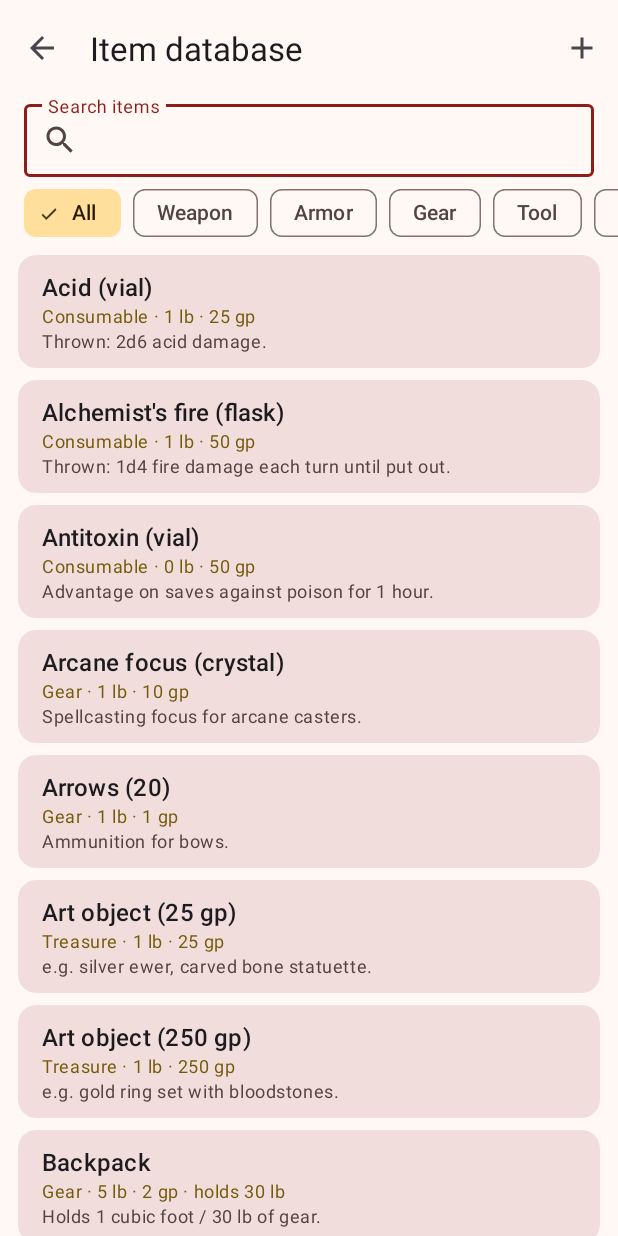
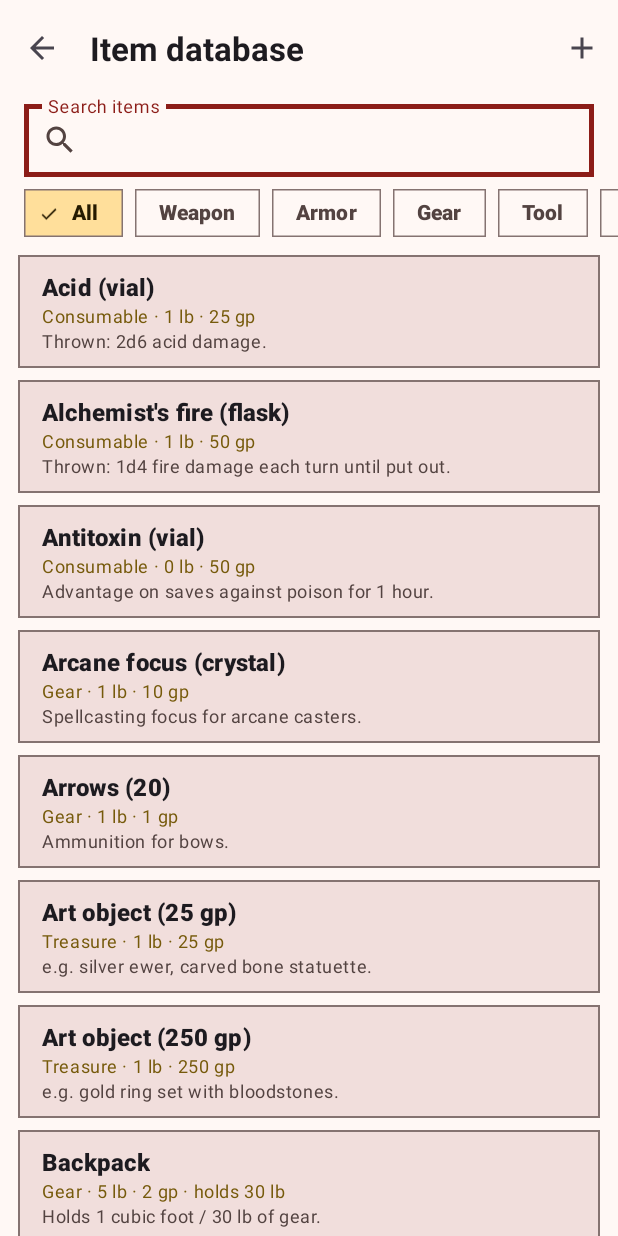
Before and after one commit to BorisNedelchev/MobileApps2026-2401321067, an Android app: the CatalogActivity screen opened directly, with no data from a screen before it, on a phone screen of 412 x 824 dp. Run offline under Robolectric (Android 15) with nearby library versions, the phone set to English and light mode, and no system bars.

Commit message:
UI changes

```diff
--- a/BagOfHolding/app/src/main/res/drawable/bg_avatar.xml
+++ b/BagOfHolding/app/src/main/res/drawable/bg_avatar.xml
@@ -1,4 +1,8 @@
 <?xml version="1.0" encoding="utf-8"?>
-<shape xmlns:android="http://schemas.android.com/apk/res/android" android:shape="oval">
+<!-- Square "block" behind the character's initial -->
+<shape xmlns:android="http://schemas.android.com/apk/res/android" android:shape="rectangle">
     <solid android:color="?attr/colorPrimaryContainer" />
+    <stroke
+        android:width="@dimen/block_stroke"
+        android:color="?attr/colorOnPrimaryContainer" />
 </shape>
--- a/BagOfHolding/app/src/main/res/drawable/bg_badge.xml
+++ b/BagOfHolding/app/src/main/res/drawable/bg_badge.xml
@@ -1,5 +1,7 @@
 <?xml version="1.0" encoding="utf-8"?>
 <shape xmlns:android="http://schemas.android.com/apk/res/android" android:shape="rectangle">
     <solid android:color="?attr/colorSecondaryContainer" />
-    <corners android:radius="8dp" />
+    <stroke
+        android:width="@dimen/block_stroke"
+        android:color="?attr/colorOnSecondaryContainer" />
 </shape>
--- a/BagOfHolding/app/src/main/res/drawable/bg_coin_tile.xml
+++ b/BagOfHolding/app/src/main/res/drawable/bg_coin_tile.xml
@@ -1,5 +1,7 @@
 <?xml version="1.0" encoding="utf-8"?>
 <shape xmlns:android="http://schemas.android.com/apk/res/android" android:shape="rectangle">
     <solid android:color="?attr/colorSurfaceContainerHighest" />
-    <corners android:radius="12dp" />
+    <stroke
+        android:width="@dimen/block_stroke"
+        android:color="?attr/colorOutline" />
 </shape>
--- a/BagOfHolding/app/src/main/res/drawable/ic_coin.xml
+++ b/BagOfHolding/app/src/main/res/drawable/ic_coin.xml
@@ -1,8 +1,8 @@
 <?xml version="1.0" encoding="utf-8"?>
-<!-- Plain coin; the inventory screen tints it per coin type. -->
+<!-- Square coin marker; the inventory screen tints it per coin type. -->
 <shape xmlns:android="http://schemas.android.com/apk/res/android" android:shape="oval">
     <solid android:color="#FFFFFFFF" />
     <stroke
         android:width="1dp"
-        android:color="#33000000" />
+        android:color="#59000000" />
 </shape>
--- a/BagOfHolding/app/src/main/res/layout/activity_catalog.xml
+++ b/BagOfHolding/app/src/main/res/layout/activity_catalog.xml
@@ -21,7 +21,7 @@
 
         <com.google.android.material.textfield.TextInputLayout
             android:id="@+id/inputSearch"
-            style="@style/Widget.Material3.TextInputLayout.OutlinedBox.Dense"
+            style="@style/Widget.BagOfHolding.TextInputLayout.Dense"
             android:layout_width="match_parent"
             android:layout_height="wrap_content"
             android:layout_marginHorizontal="16dp"
--- a/BagOfHolding/app/src/main/res/layout/activity_inventory.xml
+++ b/BagOfHolding/app/src/main/res/layout/activity_inventory.xml
@@ -65,8 +65,8 @@
                     android:layout_height="wrap_content"
                     android:layout_marginVertical="8dp"
                     android:max="100"
-                    app:trackCornerRadius="4dp"
-                    app:trackThickness="8dp" />
+                    app:trackCornerRadius="0dp"
+                    app:trackThickness="12dp" />
 
                 <!-- Purse: tap a coin to add / remove / set -->
                 <LinearLayout
--- a/BagOfHolding/app/src/main/res/layout/activity_share.xml
+++ b/BagOfHolding/app/src/main/res/layout/activity_share.xml
@@ -154,7 +154,7 @@
 
                         <com.google.android.material.button.MaterialButton
                             android:id="@+id/buttonFetch"
-                            style="@style/Widget.Material3.Button.TonalButton"
+                            style="@style/Widget.BagOfHolding.Button.Tonal"
                             android:layout_width="wrap_content"
                             android:layout_height="wrap_content"
                             android:text="@string/share_fetch"
--- a/BagOfHolding/app/src/main/res/layout/dialog_item.xml
+++ b/BagOfHolding/app/src/main/res/layout/dialog_item.xml
@@ -26,7 +26,7 @@
 
         <com.google.android.material.textfield.TextInputLayout
             android:id="@+id/inputCategory"
-            style="@style/Widget.Material3.TextInputLayout.OutlinedBox.ExposedDropdownMenu"
+            style="@style/Widget.BagOfHolding.TextInputLayout.Dropdown"
             android:layout_width="match_parent"
             android:layout_height="wrap_content"
             android:layout_marginTop="8dp"
--- a/BagOfHolding/app/src/main/res/layout/item_catalog.xml
+++ b/BagOfHolding/app/src/main/res/layout/item_catalog.xml
@@ -66,7 +66,7 @@
 
         <com.google.android.material.button.MaterialButton
             android:id="@+id/buttonAdd"
-            style="@style/Widget.Material3.Button.IconButton.Filled.Tonal"
+            style="@style/Widget.BagOfHolding.Button.IconButton.Tonal"
             android:layout_width="wrap_content"
             android:layout_height="wrap_content"
             app:icon="@drawable/ic_add" />
--- a/BagOfHolding/app/src/main/res/layout/item_container.xml
+++ b/BagOfHolding/app/src/main/res/layout/item_container.xml
@@ -52,7 +52,7 @@
         <!-- Hides / shows the items inside the compartment -->
         <com.google.android.material.button.MaterialButton
             android:id="@+id/buttonCollapse"
-            style="@style/Widget.Material3.Button.IconButton"
+            style="@style/Widget.BagOfHolding.Button.IconButton"
             android:layout_width="wrap_content"
             android:layout_height="wrap_content"
             app:icon="@drawable/ic_expand_less"
--- a/BagOfHolding/app/src/main/res/layout/item_filter_chip.xml
+++ b/BagOfHolding/app/src/main/res/layout/item_filter_chip.xml
@@ -1,5 +1,5 @@
 <?xml version="1.0" encoding="utf-8"?>
 <com.google.android.material.chip.Chip xmlns:android="http://schemas.android.com/apk/res/android"
-    style="@style/Widget.Material3.Chip.Filter"
+    style="@style/Widget.BagOfHolding.Chip.Filter"
     android:layout_width="wrap_content"
     android:layout_height="wrap_content" />
--- a/BagOfHolding/app/src/main/res/layout/item_inventory.xml
+++ b/BagOfHolding/app/src/main/res/layout/item_inventory.xml
@@ -49,7 +49,7 @@
 
         <com.google.android.material.button.MaterialButton
             android:id="@+id/buttonMinus"
-            style="@style/Widget.Material3.Button.IconButton"
+            style="@style/Widget.BagOfHolding.Button.IconButton"
             android:layout_width="wrap_content"
             android:layout_height="wrap_content"
             android:alpha="0.5"
@@ -66,7 +66,7 @@
 
         <com.google.android.material.button.MaterialButton
             android:id="@+id/buttonPlus"
-            style="@style/Widget.Material3.Button.IconButton"
+            style="@style/Widget.BagOfHolding.Button.IconButton"
             android:layout_width="wrap_content"
             android:layout_height="wrap_content"
             android:alpha="0.5"
--- a/BagOfHolding/app/src/main/res/values/dimens.xml
+++ b/BagOfHolding/app/src/main/res/values/dimens.xml
@@ -2,4 +2,7 @@
 <resources>
     <!-- How far items inside a storage compartment are indented -->
     <dimen name="content_indent">24dp</dimen>
+    <!-- Outline thickness of cards, buttons, fields and tiles (the "blocky" look) -->
+    <dimen name="block_stroke">1dp</dimen>
+    <dimen name="block_stroke_focused">3dp</dimen>
 </resources>
--- /dev/null
+++ b/BagOfHolding/app/src/main/res/values/styles.xml
@@ -0,0 +1,144 @@
+<?xml version="1.0" encoding="utf-8"?>
+<!--
+    "Blocky" look: every component has square corners and a thick outline.
+    The theme (themes.xml) points Material's default component styles at these;
+    layouts that need a specific variant use them directly.
+    To soften the look later, change cornerSize / block_stroke in one place.
+-->
+<resources>
+
+    <!-- Square corners -->
+    <style name="ShapeAppearance.BagOfHolding.Square" parent="">
+        <item name="cornerFamily">rounded</item>
+        <item name="cornerSize">0dp</item>
+    </style>
+
+    <!-- Cards -->
+    <style name="Widget.BagOfHolding.Card.Filled" parent="Widget.Material3.CardView.Filled">
+        <item name="shapeAppearance">@style/ShapeAppearance.BagOfHolding.Square</item>
+        <item name="shapeAppearanceOverlay">@style/ShapeAppearance.BagOfHolding.Square</item>
+        <item name="strokeWidth">@dimen/block_stroke</item>
+        <item name="strokeColor">?attr/colorOutline</item>
+    </style>
+
+    <style name="Widget.BagOfHolding.Card.Outlined" parent="Widget.Material3.CardView.Outlined">
+        <item name="shapeAppearance">@style/ShapeAppearance.BagOfHolding.Square</item>
+        <item name="shapeAppearanceOverlay">@style/ShapeAppearance.BagOfHolding.Square</item>
+        <item name="strokeWidth">@dimen/block_stroke</item>
+        <item name="strokeColor">?attr/colorOutline</item>
+    </style>
+
+    <!-- Buttons -->
+    <style name="Widget.BagOfHolding.Button" parent="Widget.Material3.Button">
+        <item name="shapeAppearance">@style/ShapeAppearance.BagOfHolding.Square</item>
+        <item name="shapeAppearanceOverlay">@style/ShapeAppearance.BagOfHolding.Square</item>
+    </style>
+
+    <style name="Widget.BagOfHolding.Button.Tonal" parent="Widget.Material3.Button.TonalButton">
+        <item name="shapeAppearance">@style/ShapeAppearance.BagOfHolding.Square</item>
+        <item name="shapeAppearanceOverlay">@style/ShapeAppearance.BagOfHolding.Square</item>
+        <item name="strokeWidth">@dimen/block_stroke</item>
+        <item name="strokeColor">?attr/colorOutline</item>
+    </style>
+
+    <style name="Widget.BagOfHolding.Button.Outlined" parent="Widget.Material3.Button.OutlinedButton">
+        <item name="shapeAppearance">@style/ShapeAppearance.BagOfHolding.Square</item>
+        <item name="shapeAppearanceOverlay">@style/ShapeAppearance.BagOfHolding.Square</item>
+        <item name="strokeWidth">@dimen/block_stroke</item>
+    </style>
+
+    <!-- Borderless icon button (the faint + / − and the compartment chevron); square ripple -->
+    <style name="Widget.BagOfHolding.Button.IconButton" parent="Widget.Material3.Button.IconButton">
+        <item name="shapeAppearance">@style/ShapeAppearance.BagOfHolding.Square</item>
+        <item name="shapeAppearanceOverlay">@style/ShapeAppearance.BagOfHolding.Square</item>
+    </style>
+
+    <style name="Widget.BagOfHolding.Button.IconButton.Tonal" parent="Widget.Material3.Button.IconButton.Filled.Tonal">
+        <item name="shapeAppearance">@style/ShapeAppearance.BagOfHolding.Square</item>
+        <item name="shapeAppearanceOverlay">@style/ShapeAppearance.BagOfHolding.Square</item>
+        <item name="strokeWidth">@dimen/block_stroke</item>
+        <item name="strokeColor">?attr/colorOutline</item>
+    </style>
+
+    <!-- Floating action buttons -->
+    <style name="Widget.BagOfHolding.ExtendedFab" parent="Widget.Material3.ExtendedFloatingActionButton.Icon.Primary">
+        <item name="shapeAppearance">@style/ShapeAppearance.BagOfHolding.Square</item>
+        <item name="shapeAppearanceOverlay">@style/ShapeAppearance.BagOfHolding.Square</item>
+        <item name="strokeWidth">@dimen/block_stroke</item>
+        <item name="strokeColor">?attr/colorOnPrimaryContainer</item>
+    </style>
+
+    <style name="Widget.BagOfHolding.Fab" parent="Widget.Material3.FloatingActionButton.Primary">
+        <item name="shapeAppearance">@style/ShapeAppearance.BagOfHolding.Square</item>
+        <item name="shapeAppearanceOverlay">@style/ShapeAppearance.BagOfHolding.Square</item>
+    </style>
+
+    <!-- Text fields -->
+    <style name="Widget.BagOfHolding.TextInputLayout" parent="Widget.Material3.TextInputLayout.OutlinedBox">
+        <item name="shapeAppearance">@style/ShapeAppearance.BagOfHolding.Square</item>
+        <item name="shapeAppearanceOverlay">@style/ShapeAppearance.BagOfHolding.Square</item>
+        <item name="boxStrokeWidth">@dimen/block_stroke</item>
+        <item name="boxStrokeWidthFocused">@dimen/block_stroke_focused</item>
+    </style>
+
+    <style name="Widget.BagOfHolding.TextInputLayout.Dense" parent="Widget.Material3.TextInputLayout.OutlinedBox.Dense">
+        <item name="shapeAppearance">@style/ShapeAppearance.BagOfHolding.Square</item>
+        <item name="shapeAppearanceOverlay">@style/ShapeAppearance.BagOfHolding.Square</item>
+        <item name="boxStrokeWidth">@dimen/block_stroke</item>
+        <item name="boxStrokeWidthFocused">@dimen/block_stroke_focused</item>
+    </style>
+
+    <style name="Widget.BagOfHolding.TextInputLayout.Dropdown" parent="Widget.Material3.TextInputLayout.OutlinedBox.ExposedDropdownMenu">
+        <item name="shapeAppearance">@style/ShapeAppearance.BagOfHolding.Square</item>
+        <item name="shapeAppearanceOverlay">@style/ShapeAppearance.BagOfHolding.Square</item>
+        <item name="boxStrokeWidth">@dimen/block_stroke</item>
+        <item name="boxStrokeWidthFocused">@dimen/block_stroke_focused</item>
+    </style>
+
+    <!-- Category filter chips in the item database -->
+    <style name="Widget.BagOfHolding.Chip.Filter" parent="Widget.Material3.Chip.Filter">
+        <item name="shapeAppearance">@style/ShapeAppearance.BagOfHolding.Square</item>
+        <item name="shapeAppearanceOverlay">@style/ShapeAppearance.BagOfHolding.Square</item>
+        <item name="chipCornerRadius">0dp</item>
+        <item name="chipStrokeWidth">@dimen/block_stroke</item>
+        <item name="chipStrokeColor">?attr/colorOutline</item>
+    </style>
+
+    <!-- Snackbar ("Rope removed · UNDO") -->
+    <style name="Widget.BagOfHolding.Snackbar" parent="Widget.Material3.Snackbar">
+        <item name="shapeAppearance">@style/ShapeAppearance.BagOfHolding.Square</item>
+        <item name="shapeAppearanceOverlay">@style/ShapeAppearance.BagOfHolding.Square</item>
+    </style>
+
+    <!-- Dialogs (MaterialAlertDialogBuilder) -->
+    <style name="ThemeOverlay.BagOfHolding.Dialog" parent="ThemeOverlay.Material3.MaterialAlertDialog">
+        <item name="alertDialogStyle">@style/MaterialAlertDialog.BagOfHolding</item>
+        <item name="shapeAppearanceOverlay">@style/ShapeAppearance.BagOfHolding.Square</item>
+    </style>
+
+    <style name="MaterialAlertDialog.BagOfHolding" parent="MaterialAlertDialog.Material3">
+        <item name="shapeAppearance">@style/ShapeAppearance.BagOfHolding.Square</item>
+        <item name="shapeAppearanceOverlay">@style/ShapeAppearance.BagOfHolding.Square</item>
+    </style>
+
+    <!-- Chunkier titles -->
+    <style name="TextAppearance.BagOfHolding.HeadlineSmall" parent="TextAppearance.Material3.HeadlineSmall">
+        <item name="android:textStyle">bold</item>
+    </style>
+
+    <style name="TextAppearance.BagOfHolding.TitleLarge" parent="TextAppearance.Material3.TitleLarge">
+        <item name="android:textStyle">bold</item>
+    </style>
+
+    <style name="TextAppearance.BagOfHolding.TitleMedium" parent="TextAppearance.Material3.TitleMedium">
+        <item name="android:textStyle">bold</item>
+    </style>
+
+    <style name="TextAppearance.BagOfHolding.TitleSmall" parent="TextAppearance.Material3.TitleSmall">
+        <item name="android:textStyle">bold</item>
+    </style>
+
+    <style name="TextAppearance.BagOfHolding.LabelLarge" parent="TextAppearance.Material3.LabelLarge">
+        <item name="android:textStyle">bold</item>
+    </style>
+</resources>
--- a/BagOfHolding/app/src/main/res/values/themes.xml
+++ b/BagOfHolding/app/src/main/res/values/themes.xml
@@ -37,5 +37,34 @@
         <item name="colorSurfaceContainer">@color/boh_surface_container</item>
         <item name="colorSurfaceContainerHigh">@color/boh_surface_container_high</item>
         <item name="colorSurfaceContainerHighest">@color/boh_surface_container_highest</item>
+
+        <!-- Blocky look: square corners everywhere (styles.xml) -->
+        <item name="shapeAppearanceCornerExtraSmall">@style/ShapeAppearance.BagOfHolding.Square</item>
+        <item name="shapeAppearanceCornerSmall">@style/ShapeAppearance.BagOfHolding.Square</item>
+        <item name="shapeAppearanceCornerMedium">@style/ShapeAppearance.BagOfHolding.Square</item>
+        <item name="shapeAppearanceCornerLarge">@style/ShapeAppearance.BagOfHolding.Square</item>
+        <item name="shapeAppearanceCornerExtraLarge">@style/ShapeAppearance.BagOfHolding.Square</item>
+        <item name="shapeAppearanceSmallComponent">@style/ShapeAppearance.BagOfHolding.Square</item>
+        <item name="shapeAppearanceMediumComponent">@style/ShapeAppearance.BagOfHolding.Square</item>
+        <item name="shapeAppearanceLargeComponent">@style/ShapeAppearance.BagOfHolding.Square</item>
+
+        <!-- Default component styles: square + thick outlines -->
+        <item name="materialCardViewStyle">@style/Widget.BagOfHolding.Card.Outlined</item>
+        <item name="materialCardViewFilledStyle">@style/Widget.BagOfHolding.Card.Filled</item>
+        <item name="materialCardViewOutlinedStyle">@style/Widget.BagOfHolding.Card.Outlined</item>
+        <item name="materialButtonStyle">@style/Widget.BagOfHolding.Button</item>
+        <item name="materialButtonOutlinedStyle">@style/Widget.BagOfHolding.Button.Outlined</item>
+        <item name="extendedFloatingActionButtonStyle">@style/Widget.BagOfHolding.ExtendedFab</item>
+        <item name="floatingActionButtonStyle">@style/Widget.BagOfHolding.Fab</item>
+        <item name="textInputStyle">@style/Widget.BagOfHolding.TextInputLayout</item>
+        <item name="snackbarStyle">@style/Widget.BagOfHolding.Snackbar</item>
+        <item name="materialAlertDialogTheme">@style/ThemeOverlay.BagOfHolding.Dialog</item>
+
+        <!-- Bold titles -->
+        <item name="textAppearanceHeadlineSmall">@style/TextAppearance.BagOfHolding.HeadlineSmall</item>
+        <item name="textAppearanceTitleLarge">@style/TextAppearance.BagOfHolding.TitleLarge</item>
+        <item name="textAppearanceTitleMedium">@style/TextAppearance.BagOfHolding.TitleMedium</item>
+        <item name="textAppearanceTitleSmall">@style/TextAppearance.BagOfHolding.TitleSmall</item>
+        <item name="textAppearanceLabelLarge">@style/TextAppearance.BagOfHolding.LabelLarge</item>
     </style>
 </resources>
```
Also changed, not shown: 1 other file.
